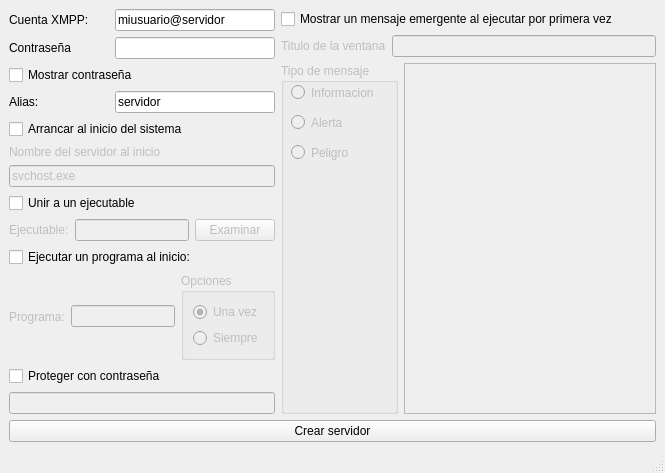
The window that src/cliente/Forms/ventanaopciones.ui (svn2github/demonio) describes before a commit, drawn with Qt 5.
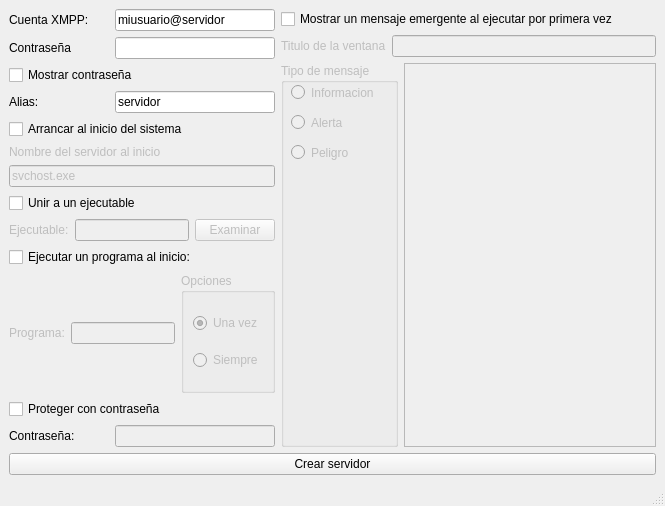
The same window after the commit.

Diff of the .ui file:
```diff
--- a/src/cliente/Forms/ventanaopciones.ui
+++ b/src/cliente/Forms/ventanaopciones.ui
@@ -7,7 +7,7 @@
     <x>0</x>
     <y>0</y>
     <width>665</width>
-    <height>418</height>
+    <height>506</height>
    </rect>
   </property>
   <property name="windowTitle">
@@ -258,11 +258,31 @@
            </widget>
           </item>
           <item>
+           <layout class="QHBoxLayout" name="horizontalLayout_3">
+            <item>
+             <widget class="QLabel" name="label_3">
+              <property name="minimumSize">
+               <size>
+                <width>100</width>
+                <height>0</height>
+               </size>
+              </property>
+              <property name="text">
+               <string>Contraseña:</string>
+              </property>
+             </widget>
+            </item>
+            <item>
            <widget class="QLineEdit" name="textoProteger">
             <property name="enabled">
              <bool>false</bool>
             </property>
-           </widget>
+              <property name="echoMode">
+               <enum>QLineEdit::Password</enum>
+              </property>
+             </widget>
+            </item>
+           </layout>
           </item>
          </layout>
         </item>
```
Lines whose indentation alone changed are shown as unchanged.
